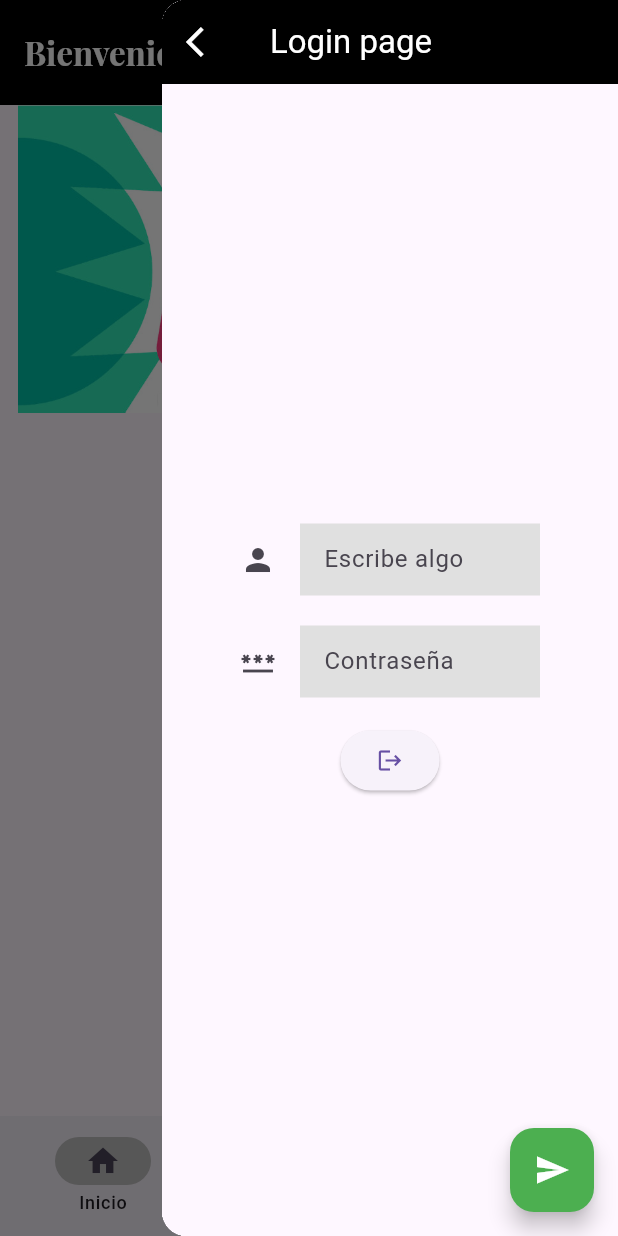
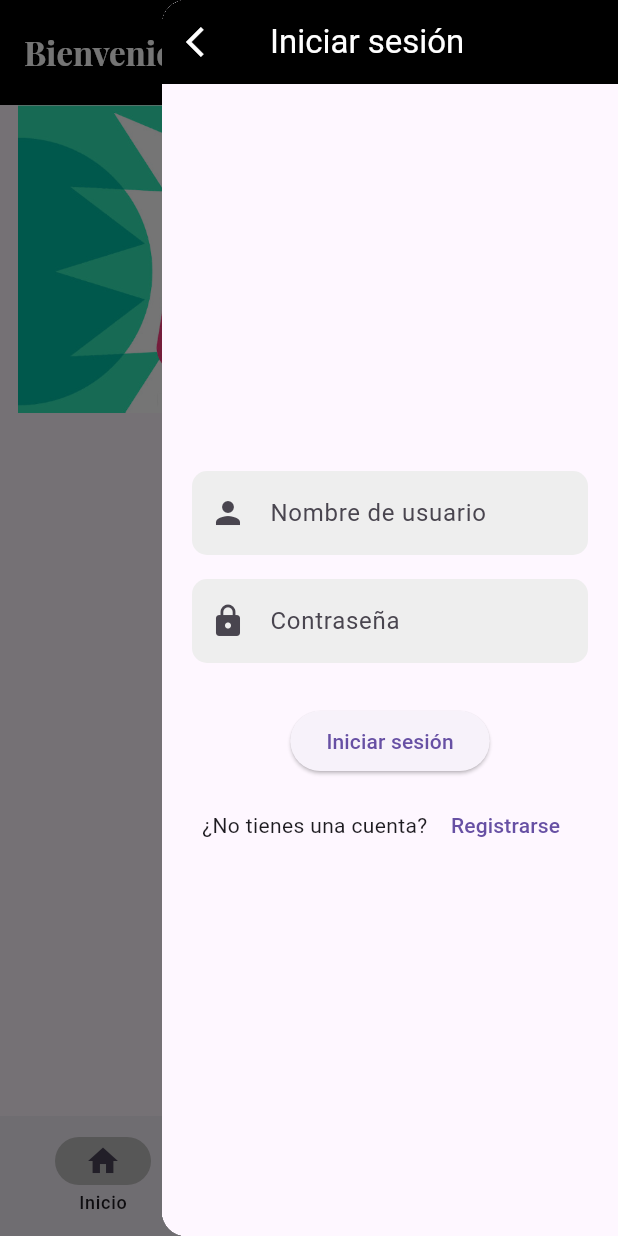
Before and after one commit to DamnProyect/cambiosZaid, a Flutter app: the screen it shows after launch, with the side drawer open, on a phone screen of 412 x 824 dp. Run offline on Flutter 3.47's test engine with Material 3 defaults, Android fonts, the phone set to English and light mode, and no system bars; drawn by our look-alikes of carousel_slider, smooth_page_indicator; our stand-ins replace google_fonts, image_picker; Roboto replaces fonts that are missing (Georgia).

Commit message:
"Cambios de kiko agregados"

```diff
--- a/widgets_basicos/lib/screens/temporal_loginScreen.dart
+++ b/widgets_basicos/lib/screens/temporal_loginScreen.dart
@@ -1,5 +1,6 @@
 import 'package:flutter/material.dart';
 import 'package:provider/provider.dart';
+import 'package:widgets_basicos/screens/registro.dart';
 
 import '../view_models/modelo_usuario.dart';
 
@@ -20,95 +21,61 @@ class _LoginPageState extends State<LoginPage> {
     //Es importante que los demas widgets tengan el mismo consumer y contexto para poder
     //usar los datos del modelo.
     return Consumer<ModeloUsuario>(
-      builder: (context, ModeloUsuario, child) {
-        return MaterialApp(
-          debugShowCheckedModeBanner: false,
-          home: Scaffold(
+      builder: (context, modeloUsuario, child) {
+        return Scaffold(
           appBar: AppBar(
             backgroundColor: Colors.black,
-              title: const Text(
-                "Login page",
-                style: TextStyle(color: Colors.white),
-              ),
+            title: const Text("Iniciar sesión",
+                style: TextStyle(color: Colors.white)),
             leading: IconButton(
-                color: Colors.white,
-                onPressed: () {
-                  Navigator.of(context).pop();
-                },
-                icon: const Icon(Icons.arrow_back_ios),
+              icon: const Icon(Icons.arrow_back_ios, color: Colors.white),
+              onPressed: () => Navigator.of(context).pop(),
             ),
           ),
           body: Center(
+            child: Padding(
+              padding: const EdgeInsets.all(20),
               child: Column(
+                mainAxisSize: MainAxisSize.min,
                 mainAxisAlignment: MainAxisAlignment.center,
                 children: [
-                  SizedBox(
-                    width: 200,
-                    child: TextField(
-                      //TextFiel usuario
+                  buildTextField(
                     controller: textControlerUsuario,
-                      autofocus: false,
-                      decoration: InputDecoration(
-                          icon: const Icon(Icons.person),
-                          hintText: "Escribe algo",
-                          fillColor: Colors.grey.shade300,
-                          focusColor: Colors.blue,
-                          border: InputBorder.none,
-                          filled: true),
-                      cursorColor: Colors.indigoAccent,
+                    label: 'Nombre de usuario',
+                    icon: Icons.person,
                   ),
+                  buildTextField(
+                    controller: textControlerPass,
+                    label: 'Contraseña',
+                    icon: Icons.lock,
+                    isPassword: true,
                   ),
-                  const SizedBox(
-                    height: 20,
-                  ),
-                  SizedBox(
-                    //TextField del password
-                    width: 200,
-                    child: TextField(
-                      controller: textControlerPass,
-                      autofocus: false,
-                      decoration: InputDecoration(
-                          icon: const Icon(Icons.password),
-                          hintText: "Contraseña",
-                          fillColor: Colors.grey.shade300,
-                          border: InputBorder.none,
-                          focusColor: Colors.blue,
-                          filled: true),
-                      cursorColor: Colors.indigoAccent,
-                    ),
-                  ),
-                  SizedBox(
-                    height: 18,
-                  ),
+                  SizedBox(height: 20),
                   ElevatedButton(
-                    //Boton de cierre de sesion para volver al scaffol anterior
                     onPressed: () {
-                      ModeloUsuario.loginAdmin(false);
-                      //Actualizo el nombre a vacio para el proximo inicio
-                      ModeloUsuario.cambiarNombre(" ");
-                    },
-                    child: Icon(Icons.logout),
-                  )
-                ],
-              ),
-            ),
-            floatingActionButton: FloatingActionButton(
-              onPressed: () {
-                Navigator.of(context).pop();
-                //Modifico el nombre en el home
+/*
 if (textControlerUsuario.text == "admin") {
                   ModeloUsuario.loginAdmin(true);
                 }
                 //Cambio el valor de la variable para mostrar un home
-                ModeloUsuario.cambiarNombre(textControlerUsuario.text);
-                //Limpia los campos
-                textControlerUsuario.clear();
-                textControlerPass.clear();
+                ModeloUsuario.cambiarNombre(textControlerUsuario.text); */
                     },
-              backgroundColor: Colors.green,
-              child: const Icon(
-                Icons.send,
-                color: Colors.white,
+                    child: const Text('Iniciar sesión'),
+                  ),
+                  Padding(
+                    padding: const EdgeInsets.only(top: 8.0),
+                    child: Row(
+                      mainAxisAlignment: MainAxisAlignment.center,
+                      children: [
+                        const Text("¿No tienes una cuenta? "),
+                        TextButton(
+                          onPressed: () => _navigateToRegisterPage(context),
+                          child: const Text('Registrarse'),
+                        ),
+                      ],
+                    ),
+                  ),
+                ],
               ),
             ),
           ),
@@ -116,4 +83,35 @@ class _LoginPageState extends State<LoginPage> {
       },
     );
   }
+
+  Widget buildTextField({
+    required TextEditingController controller,
+    required String label,
+    required IconData icon,
+    bool isPassword = false,
+  }) {
+    return Padding(
+      padding: const EdgeInsets.symmetric(vertical: 8),
+      child: TextField(
+        controller: controller,
+        obscureText: isPassword,
+        decoration: InputDecoration(
+          labelText: label,
+          prefixIcon: Icon(icon),
+          fillColor: Colors.grey.shade200,
+          filled: true,
+          border: OutlineInputBorder(
+            borderRadius: BorderRadius.circular(10),
+            borderSide: BorderSide.none,
+          ),
+        ),
+        cursorColor: Theme.of(context).primaryColor,
+      ),
+    );
   }
+
+  void _navigateToRegisterPage(BuildContext context) {
+    Navigator.of(context)
+        .push(MaterialPageRoute(builder: (context) => RegisterPage()));
+  }
+}
```
Also changed, not shown: widgets_basicos/lib/screens/home_pageScreen.dart (+13 -3 lines), widgets_basicos/lib/screens/registro.dart (added, +110 -0 lines). Lines whose indentation alone changed are shown as unchanged.
